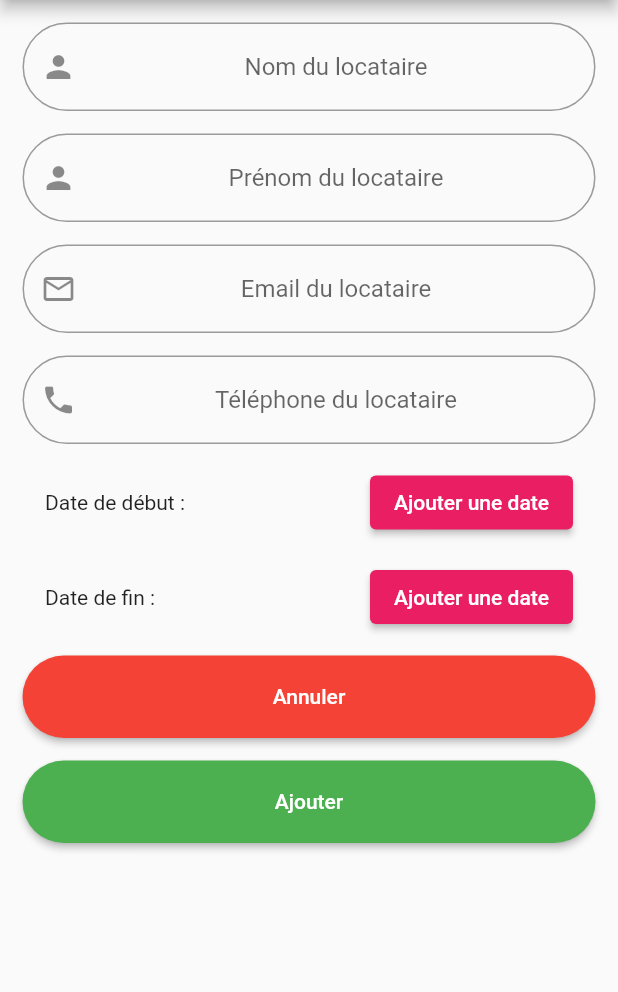
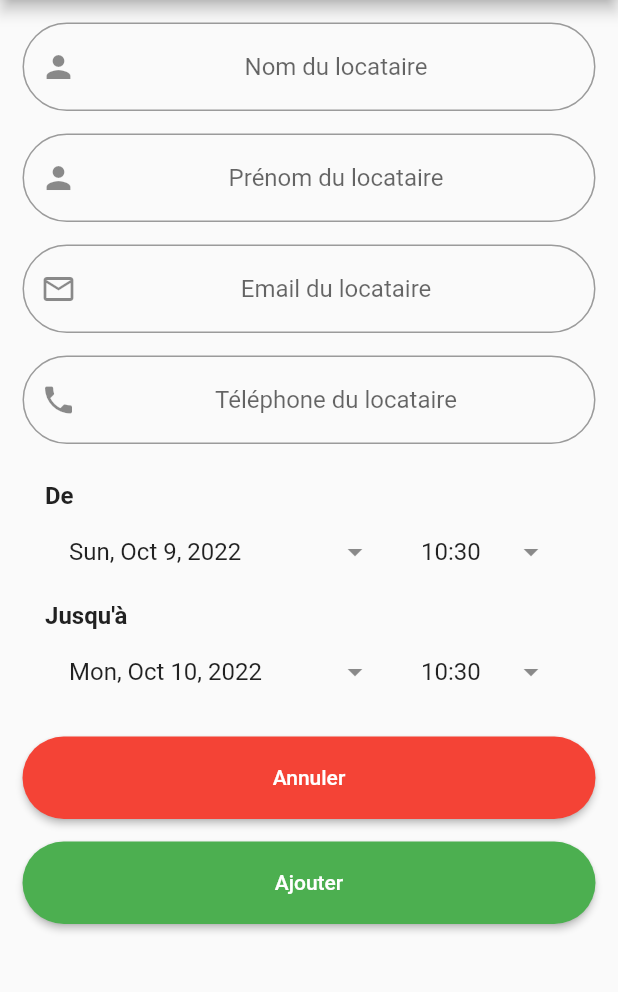
Before and after one commit to LouisLangellier/gest_loc2, a Flutter app: the screen it shows once a user with an empty profile is signed in, item 2 of the bottom bar chosen, after a tap on the "add" icon, on a phone screen of 412 x 824 dp, the part 84-1076 px from its top. Run offline on Flutter 3.47's test engine with Material 2 defaults, Android fonts, the phone set to English and light mode, and no system bars; our stand-ins replace bottom_navy_bar, cloud_firestore, firebase_auth, firebase_core, firebase_storage, image_picker; accounts and stored records are empty.

Commit message:
Configuration du choix de la date

```diff
--- a/lib/page/add_modify_location_page.dart
+++ b/lib/page/add_modify_location_page.dart
@@ -1,6 +1,8 @@
 import 'package:flutter/material.dart';
+import 'package:gest_loc/util/firebase_handler.dart';
 
 import '../model/member.dart';
+import '../util/utils.dart';
 
 class AddModifyLocationPage extends StatefulWidget {
   Member member;
@@ -16,8 +18,8 @@ class _AddModifyLocationPageState extends State<AddModifyLocationPage> {
   late TextEditingController _firstName;
   late TextEditingController _mail;
   late TextEditingController _phone;
-  DateTime? _begin;
-  DateTime? _end;
+  late DateTime _begin;
+  late DateTime _end;
 
   @override
   void initState() {
@@ -26,6 +28,8 @@ class _AddModifyLocationPageState extends State<AddModifyLocationPage> {
     _firstName = TextEditingController();
     _mail = TextEditingController();
     _phone = TextEditingController();
+    _begin = DateTime.now();
+    _end = DateTime.now().add(const Duration(days: 1));
   }
 
   @override
@@ -122,33 +126,7 @@ class _AddModifyLocationPageState extends State<AddModifyLocationPage> {
               Padding(
                 padding: const EdgeInsets.only(
                     top: 7.5, left: 30, right: 30, bottom: 7.5),
-                child: Row(
-                  mainAxisAlignment: MainAxisAlignment.spaceBetween,
-                  children: [
-                    const Text("Date de début :"),
-                    (_begin == null)
-                        ? ElevatedButton(
-                            onPressed: () {},
-                            child: const Text("Ajouter une date"))
-                        : Text(
-                            "${_begin!.day} ${_begin!.month} ${_begin!.year}")
-                  ],
-                ),
-              ),
-              Padding(
-                padding: const EdgeInsets.only(
-                    top: 7.5, left: 30, right: 30, bottom: 7.5),
-                child: Row(
-                  mainAxisAlignment: MainAxisAlignment.spaceBetween,
-                  children: [
-                    const Text("Date de fin :"),
-                    (_end == null)
-                        ? ElevatedButton(
-                            onPressed: () {},
-                            child: const Text("Ajouter une date"))
-                        : Text("${_end!.day} ${_end!.month} ${_end!.year}")
-                  ],
-                ),
+                child: buildDateTimePickers(),
               ),
               Padding(
                 padding: const EdgeInsets.only(
@@ -178,7 +156,9 @@ class _AddModifyLocationPageState extends State<AddModifyLocationPage> {
                   height: 55,
                   child: ElevatedButton(
                     onPressed: () {
-                      if (_formLocationKey.currentState!.validate()) {}
+                      if (_formLocationKey.currentState!.validate()) {
+                        addLocationToFirebase();
+                      }
                       Navigator.pop(context);
                     },
                     style: ElevatedButton.styleFrom(
@@ -197,4 +177,155 @@ class _AddModifyLocationPageState extends State<AddModifyLocationPage> {
       ),
     );
   }
+
+  Widget buildDateTimePickers() {
+    return Column(
+      children: [
+        Padding(
+          padding: const EdgeInsets.only(top: 10, bottom: 5),
+          child: buildBegin(),
+        ),
+        buildEnd(),
+      ],
+    );
+  }
+
+  Widget buildBegin() {
+    return buildHeader(
+      header: "De",
+      child: Row(
+        children: [
+          Expanded(
+            flex: 2,
+            child: buildDropdownField(
+                text: Utils.toDate(_begin),
+                onClick: () {
+                  pickFromDateTime(pickDate: true);
+                }),
+          ),
+          Expanded(
+            child: buildDropdownField(
+                text: Utils.toTime(_begin),
+                onClick: () {
+                  pickFromDateTime(pickDate: false);
+                }),
+          ),
+        ],
+      ),
+    );
+  }
+
+  Widget buildEnd() {
+    return buildHeader(
+      header: "Jusqu'à",
+      child: Row(
+        children: [
+          Expanded(
+            flex: 2,
+            child: buildDropdownField(
+                text: Utils.toDate(_end),
+                onClick: () {
+                  pickToDateTime(pickDate: true);
+                }),
+          ),
+          Expanded(
+            child: buildDropdownField(
+                text: Utils.toTime(_end),
+                onClick: () {
+                  pickToDateTime(pickDate: false);
+                }),
+          ),
+        ],
+      ),
+    );
+  }
+
+  Widget buildDropdownField({
+    required String text,
+    required VoidCallback onClick,
+  }) {
+    return ListTile(
+      title: Text(text),
+      trailing: const Icon(Icons.arrow_drop_down),
+      onTap: onClick,
+    );
+  }
+
+  Widget buildHeader({
+    required String header,
+    required Widget child,
+  }) {
+    return Column(
+      crossAxisAlignment: CrossAxisAlignment.start,
+      children: [
+        Text(
+          header,
+          style: const TextStyle(fontWeight: FontWeight.bold, fontSize: 16),
+        ),
+        child
+      ],
+    );
+  }
+
+  Future pickFromDateTime({required bool pickDate}) async {
+    final date = await pickDateTime(_begin, pickDate: pickDate);
+    if (date == null) return;
+
+    if (date.isAfter(_end)) {
+      _end =
+          DateTime(date.year, date.month, date.day + 1, _end.hour, _end.minute);
+    }
+
+    setState(() {
+      _begin = date;
+    });
+  }
+
+  Future pickToDateTime({required bool pickDate}) async {
+    final date = await pickDateTime(_end,
+        pickDate: pickDate, firstDate: pickDate ? _begin : null);
+    if (date == null) return;
+
+    setState(() {
+      _end = date;
+    });
+  }
+
+  Future<DateTime?> pickDateTime(
+    DateTime initialDate, {
+    required bool pickDate,
+    DateTime? firstDate,
+  }) async {
+    if (pickDate) {
+      final date = await showDatePicker(
+        context: context,
+        initialDate: initialDate,
+        firstDate: firstDate ?? DateTime.now(),
+        lastDate: DateTime(2101),
+      );
+      if (date == null) return null;
+
+      final time =
+          Duration(hours: initialDate.hour, minutes: initialDate.minute);
+      return date.add(time);
+    } else {
+      final timeOfDay = await showTimePicker(
+        context: context,
+        initialTime: TimeOfDay.fromDateTime(initialDate),
+      );
+
+      if (timeOfDay == null) return null;
+      final date =
+          DateTime(initialDate.year, initialDate.month, initialDate.day);
+      final time = Duration(hours: timeOfDay.hour, minutes: timeOfDay.minute);
+
+      return date.add(time);
+    }
+  }
+
+  addLocationToFirebase() {
+    int begin = Utils.dateTimeToInt(_begin);
+    int end = Utils.dateTimeToInt(_end);
+    //FirebaseHandler().addLocationToFirebase(widget.member.uid, apartmentUid, name, firstName, mail, phone, dateBegin, dateEnd)
+  }
 }
--- /dev/null
+++ b/lib/util/utils.dart
@@ -0,0 +1,21 @@
+import 'package:intl/intl.dart';
+
+class Utils {
+  static String toDate(DateTime dateTime) {
+    final date = DateFormat.yMMMEd().format(dateTime);
+    return date;
+  }
+
+  static String toTime(DateTime dateTime) {
+    final time = DateFormat.Hm().format(dateTime);
+    return time;
+  }
+
+  static int dateTimeToInt(DateTime dateTime) {
+    return dateTime.millisecondsSinceEpoch;
+  }
+
+  static DateTime intToDateTime(int dateTime) {
+    return DateTime.fromMillisecondsSinceEpoch(dateTime);
+  }
+}
```
